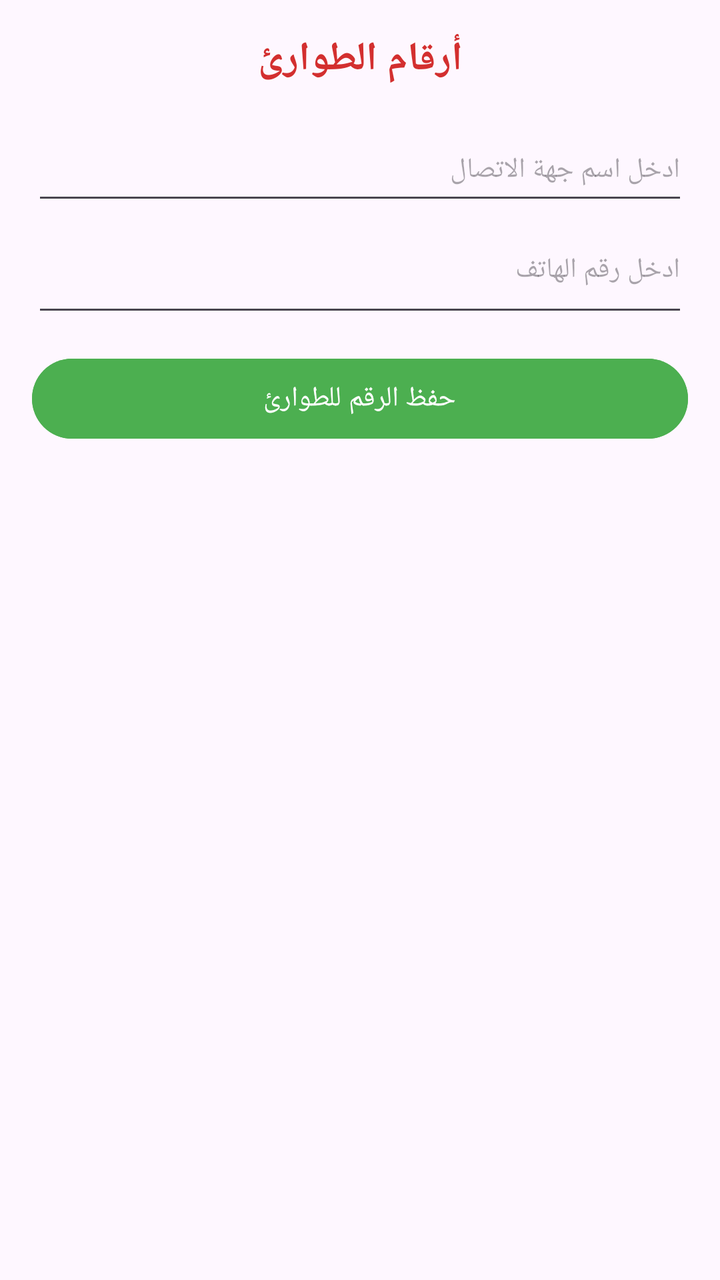
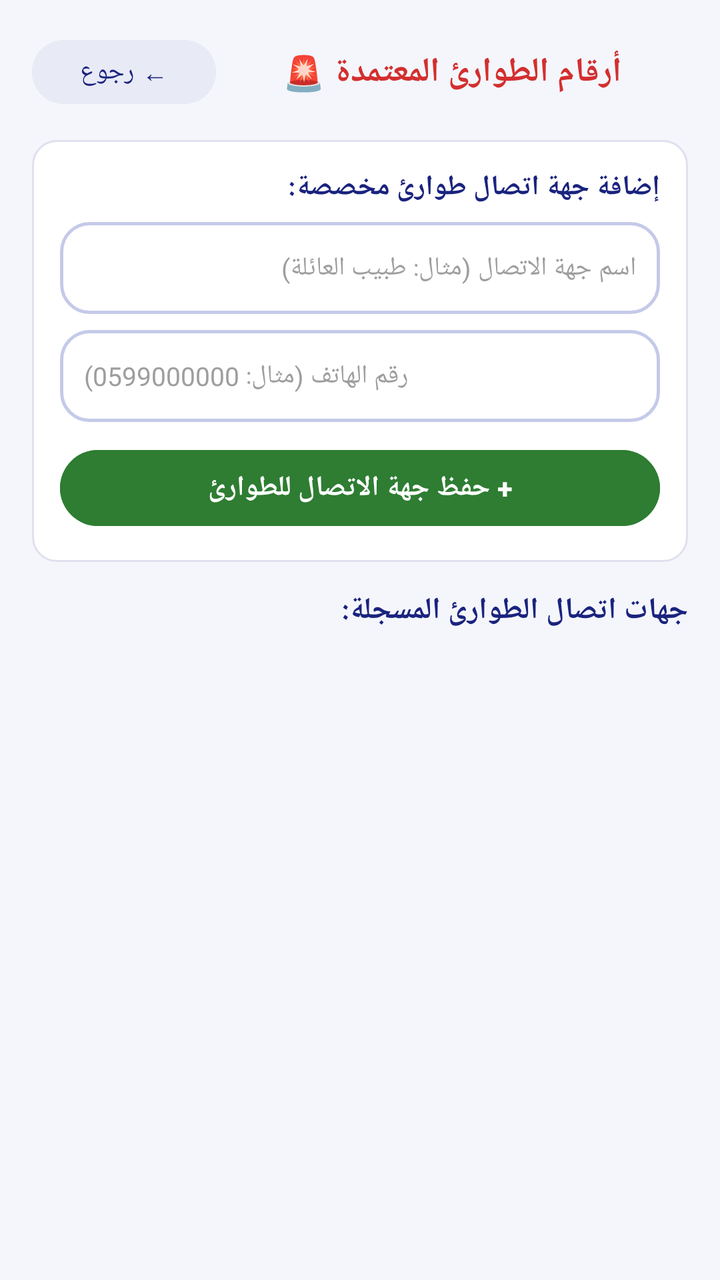

Before-and-after screenshots of an Android layout around one commit, followed by the original layout XML and the change that was made.
<!-- AndroidManifest.xml: application theme Theme.FirstAidHero -->
<!-- res/layout/activity_emergency_dialer.xml -->
<?xml version="1.0" encoding="utf-8"?>
<LinearLayout xmlns:android="http://schemas.android.com/apk/res/android"
    android:layout_width="match_parent"
    android:layout_height="match_parent"
    android:orientation="vertical"
    android:padding="16dp">

    <TextView
        android:layout_width="match_parent"
        android:layout_height="wrap_content"
        android:text="أرقام الطوارئ"
        android:textSize="20sp"
        android:textStyle="bold"
        android:textColor="#D32F2F"
        android:gravity="center"
        android:layout_marginBottom="16dp"/>

    
    <EditText
        android:id="@+id/contactNameEditText"
        android:layout_width="match_parent"
        android:layout_height="48dp"
        android:hint="ادخل اسم جهة الاتصال"
        android:inputType="text"
        android:textSize="14sp"
        android:layout_marginBottom="8dp"/>

    <EditText
        android:id="@+id/contactPhoneEditText"
        android:layout_width="match_parent"
        android:layout_height="48dp"
        android:hint="ادخل رقم الهاتف"
        android:gravity="right"
        android:inputType="phone"
        android:textSize="14sp"
        android:layout_marginBottom="12dp"/>

    <Button
        android:id="@+id/saveContactButton"
        android:layout_width="match_parent"
        android:layout_height="wrap_content"
        android:text="حفظ الرقم للطوارئ"
        android:backgroundTint="#4CAF50"
        android:textColor="#FFFFFF"
        android:layout_marginBottom="16dp"/>

    <ListView
        android:id="@+id/contactsListView"
        android:layout_width="match_parent"
        android:layout_height="match_parent"/>

</LinearLayout>
<!-- resources referenced by this layout -->
<resources>
  <style name="Theme.FirstAidHero" parent="Base.Theme.FirstAidHero" />
  <style name="Base.Theme.FirstAidHero" parent="Theme.Material3.DayNight.NoActionBar">
          
          
      </style>
</resources>

<!-- the commit's change to res/layout/activity_emergency_dialer.xml (unified diff, before → after) -->
@@ -3,50 +3,107 @@
     android:layout_width="match_parent"
     android:layout_height="match_parent"
     android:orientation="vertical"
-    android:padding="16dp">
+    android:padding="16dp"
+    android:background="#F4F6FB">
+
+    
+    <LinearLayout
+        android:layout_width="match_parent"
+        android:layout_height="wrap_content"
+        android:orientation="horizontal"
+        android:gravity="center_vertical"
+        android:layout_marginBottom="14dp">
+
+        <Button
+            android:id="@+id/dialerBackButton"
+            android:layout_width="wrap_content"
+            android:layout_height="40dp"
+            android:text="← رجوع"
+            android:textSize="13sp"
+            android:textColor="#1A237E"
+            android:backgroundTint="#E8EAF6"/>
+
+        <TextView
+            android:layout_width="0dp"
+            android:layout_height="wrap_content"
+            android:layout_weight="1"
+            android:text="أرقام الطوارئ المعتمدة 🚨"
+            android:textSize="17sp"
+            android:textStyle="bold"
+            android:textColor="#D32F2F"
+            android:gravity="center"/>
+    </LinearLayout>
+
+    
+    <LinearLayout
+        android:layout_width="match_parent"
+        android:layout_height="wrap_content"
+        android:orientation="vertical"
+        android:padding="14dp"
+        android:background="@drawable/bg_card_emergency"
+        android:layout_marginBottom="14dp">
+
+        <TextView
+            android:layout_width="match_parent"
+            android:layout_height="wrap_content"
+            android:text="إضافة جهة اتصال طوارئ مخصصة:"
+            android:textSize="14sp"
+            android:textStyle="bold"
+            android:textColor="#1A237E"
+            android:layout_marginBottom="8dp"/>
+
+        <EditText
+            android:id="@+id/contactNameEditText"
+            android:layout_width="match_parent"
+            android:layout_height="46dp"
+            android:hint="اسم جهة الاتصال (مثال: طبيب العائلة)"
+            android:inputType="text"
+            android:paddingHorizontal="12dp"
+            android:background="@drawable/bg_search_bar"
+            android:textSize="13sp"
+            android:textColor="#212121"
+            android:textColorHint="#9E9E9E"
+            android:layout_marginBottom="8dp"/>
+
+        <EditText
+            android:id="@+id/contactPhoneEditText"
+            android:layout_width="match_parent"
+            android:layout_height="46dp"
+            android:hint="رقم الهاتف (مثال: 0599000000)"
+            android:inputType="phone"
+            android:paddingHorizontal="12dp"
+            android:background="@drawable/bg_search_bar"
+            android:textSize="13sp"
+            android:textColor="#212121"
+            android:textColorHint="#9E9E9E"
+            android:layout_marginBottom="10dp"/>
+
+        <Button
+            android:id="@+id/saveContactButton"
+            android:layout_width="match_parent"
+            android:layout_height="46dp"
+            android:text="+ حفظ جهة الاتصال للطوارئ"
+            android:textSize="14sp"
+            android:textStyle="bold"
+            android:backgroundTint="#2E7D32"
+            android:textColor="#FFFFFF"/>
+    </LinearLayout>
 
     <TextView
         android:layout_width="match_parent"
         android:layout_height="wrap_content"
-        android:text="أرقام الطوارئ"
-        android:textSize="20sp"
+        android:text="جهات اتصال الطوارئ المسجلة:"
+        android:textSize="15sp"
         android:textStyle="bold"
-        android:textColor="#D32F2F"
-        android:gravity="center"
-        android:layout_marginBottom="16dp"/>
+        android:textColor="#1A237E"
+        android:layout_marginBottom="8dp"/>
 
     
-    <EditText
-        android:id="@+id/contactNameEditText"
+    <androidx.recyclerview.widget.RecyclerView
+        android:id="@+id/contactsRecyclerView"
         android:layout_width="match_parent"
-        android:layout_height="48dp"
-        android:hint="ادخل اسم جهة الاتصال"
-        android:inputType="text"
-        android:textSize="14sp"
-        android:layout_marginBottom="8dp"/>
-
-    <EditText
-        android:id="@+id/contactPhoneEditText"
-        android:layout_width="match_parent"
-        android:layout_height="48dp"
-        android:hint="ادخل رقم الهاتف"
-        android:gravity="right"
-        android:inputType="phone"
-        android:textSize="14sp"
-        android:layout_marginBottom="12dp"/>
-
-    <Button
-        android:id="@+id/saveContactButton"
-        android:layout_width="match_parent"
-        android:layout_height="wrap_content"
-        android:text="حفظ الرقم للطوارئ"
-        android:backgroundTint="#4CAF50"
-        android:textColor="#FFFFFF"
-        android:layout_marginBottom="16dp"/>
-
-    <ListView
-        android:id="@+id/contactsListView"
-        android:layout_width="match_parent"
-        android:layout_height="match_parent"/>
+        android:layout_height="0dp"
+        android:layout_weight="1"
+        android:scrollbars="vertical"/>
 
 </LinearLayout>
<!-- resource entries referenced after the edit -->
@@ -1,5 +1,25 @@
 <!-- resources referenced by this layout -->
 <resources>
+  <!-- drawable bg_card_emergency (drawable) -->
+  <?xml version="1.0" encoding="utf-8"?>
+  <shape xmlns:android="http://schemas.android.com/apk/res/android"
+      android:shape="rectangle">
+      <solid android:color="#FFFFFF"/>
+      <corners android:radius="12dp"/>
+      <stroke
+          android:width="1dp"
+          android:color="#E0E0EE"/>
+  </shape>
+  <!-- drawable bg_search_bar (drawable) -->
+  <?xml version="1.0" encoding="utf-8"?>
+  <shape xmlns:android="http://schemas.android.com/apk/res/android"
+      android:shape="rectangle">
+      <solid android:color="#FFFFFF"/>
+      <corners android:radius="14dp"/>
+      <stroke
+          android:width="1.5dp"
+          android:color="#C5CAE9"/>
+  </shape>
   <style name="Theme.FirstAidHero" parent="Base.Theme.FirstAidHero" />
   <style name="Base.Theme.FirstAidHero" parent="Theme.Material3.DayNight.NoActionBar">
           
